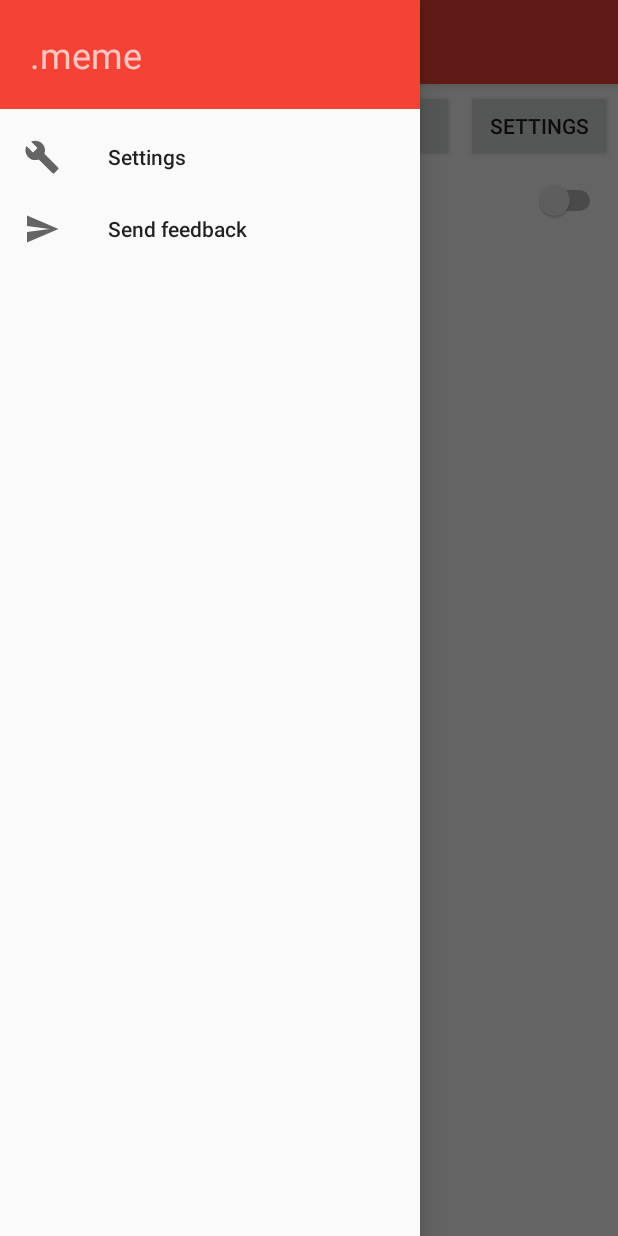
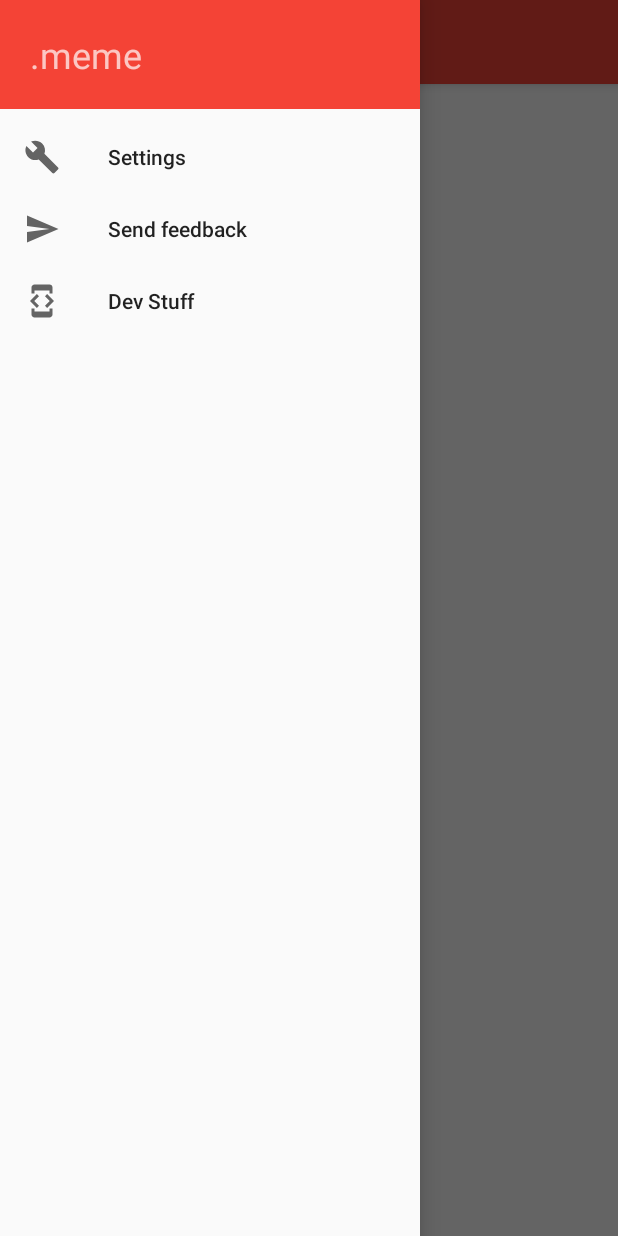
Before and after one commit to TheLastGimbus/.meme, an Android app: the screen it shows after launch (MainActivity), with the side drawer open, on a phone screen of 412 x 824 dp. Run offline under Robolectric (Android 15) with nearby library versions, the phone set to English and light mode, and no system bars; libraries missing offline, so code that uses them is left out: com.google.firebase.perf, io.doorbell.android, io.realm, org.jetbrains.anko; Roboto replaces fonts that are not available here; 3 statements that could not run were skipped.

Commit message:
Moved everything from MainActivity to DevStuffActivity.

```diff
--- a/app/src/main/java/com/soszynski/mateusz/dotmeme/MainActivity.kt
+++ b/app/src/main/java/com/soszynski/mateusz/dotmeme/MainActivity.kt
@@ -10,10 +10,6 @@ import android.support.v4.view.GravityCompat
 import android.support.v7.app.ActionBarDrawerToggle
 import android.support.v7.app.AppCompatActivity
 import android.view.MenuItem
-import com.ablanco.imageprovider.ImageProvider
-import com.ablanco.imageprovider.ImageSource
-import com.google.firebase.ml.vision.FirebaseVision
-import com.google.firebase.ml.vision.common.FirebaseVisionImage
 import io.doorbell.android.Doorbell
 import io.realm.Realm
 import kotlinx.android.synthetic.main.activity_main.*
@@ -67,53 +63,7 @@ class MainActivity : AppCompatActivity(), NavigationView.OnNavigationItemSelecte
 
         permission()
 
-        switch_scanning_paused.isChecked = prefs.getBoolean(Prefs.PREF_SCANNING_PAUSED, false)
-        switch_scanning_paused.setOnCheckedChangeListener { _, isChecked ->
-            prefs.edit()
-                .putBoolean(Prefs.PREF_SCANNING_PAUSED, isChecked)
-                .apply()
-        }
-        prefChangeListener = SharedPreferences.OnSharedPreferenceChangeListener { _, key ->
-            if (key == Prefs.PREF_SCANNING_PAUSED) {
-                switch_scanning_paused.isChecked = prefs.getBoolean(Prefs.PREF_SCANNING_PAUSED, false)
-            }
-        }
-        prefs.registerOnSharedPreferenceChangeListener(prefChangeListener)
 
-        button_scan.setOnClickListener {
-            textView_text.text = "Wait..."
-
-            ImageProvider(this).getImage(ImageSource.GALLERY) { bitmap ->
-                if (bitmap != null) {
-                    imageView_meme.setImageBitmap(bitmap)
-
-                    val fireImage = FirebaseVisionImage.fromBitmap(bitmap)
-                    val ocr = FirebaseVision.getInstance().onDeviceTextRecognizer
-
-                    ocr.processImage(fireImage)
-                        .addOnSuccessListener { fireText ->
-                            textView_text.text = fireText.text
-                        }
-                        .addOnFailureListener { e ->
-                            textView_text.text = "ERROR"
-                            e.printStackTrace()
-                        }
-                }
-
-            }
-        }
-
-        button_settings.setOnClickListener {
-            startActivity(Intent(this, SettingsActivity::class.java))
-        }
-
-        button_search.setOnClickListener {
-            startActivity(Intent(this, SearchActivity::class.java))
-        }
-
-        button_sync.setOnClickListener {
-            MemeManagerIntentService.startActionSyncAll(this)
-        }
 
     }
 
@@ -138,6 +88,10 @@ class MainActivity : AppCompatActivity(), NavigationView.OnNavigationItemSelecte
                     "Fpg9YDZGtEgYzsbCHLRgErNms46Em6XiJpl0NtscLzH246DrKRLKwurjSEdbaDLP"
                 ).show()  // please don't use my private key ;)
             }
+            R.id.nav_dev_stuff -> {
+                val intent = Intent(this, DevStuffActivity::class.java)
+                startActivity(intent)
+            }
         }
 
         drawer_layout.closeDrawer(GravityCompat.START)
--- /dev/null
+++ b/app/src/main/res/drawable/ic_developer_mode_black_24dp.xml
@@ -0,0 +1,9 @@
+<vector xmlns:android="http://schemas.android.com/apk/res/android"
+    android:width="24dp"
+    android:height="24dp"
+    android:viewportWidth="24.0"
+    android:viewportHeight="24.0">
+    <path
+        android:fillColor="#FF000000"
+        android:pathData="M7,5h10v2h2L19,3c0,-1.1 -0.9,-1.99 -2,-1.99L7,1c-1.1,0 -2,0.9 -2,2v4h2L7,5zM15.41,16.59L20,12l-4.59,-4.59L14,8.83 17.17,12 14,15.17l1.41,1.42zM10,15.17L6.83,12 10,8.83 8.59,7.41 4,12l4.59,4.59L10,15.17zM17,19L7,19v-2L5,17v4c0,1.1 0.9,2 2,2h10c1.1,0 2,-0.9 2,-2v-4h-2v2z" />
+</vector>
--- a/app/src/main/res/layout/activity_main.xml
+++ b/app/src/main/res/layout/activity_main.xml
@@ -38,74 +38,7 @@
             app:layout_behavior="@string/appbar_scrolling_view_behavior"
             tools:context=".MainActivity">
 
-            <LinearLayout
-                android:layout_width="0dp"
-                android:layout_height="0dp"
-                android:orientation="vertical"
-                app:layout_constraintBottom_toBottomOf="parent"
-                app:layout_constraintEnd_toEndOf="parent"
-                app:layout_constraintStart_toStartOf="parent"
-                app:layout_constraintTop_toTopOf="parent">
 
-                <LinearLayout
-                    android:layout_width="match_parent"
-                    android:layout_height="wrap_content"
-                    android:orientation="horizontal">
-
-                    <Button
-                        android:id="@+id/button_scan"
-                        android:layout_width="wrap_content"
-                        android:layout_height="wrap_content"
-                        android:layout_margin="4dp"
-                        android:layout_weight="1"
-                        android:text="Scan" />
-
-                    <Button
-                        android:id="@+id/button_search"
-                        android:layout_width="wrap_content"
-                        android:layout_height="wrap_content"
-                        android:layout_margin="4dp"
-                        android:layout_weight="1"
-                        android:text="Search" />
-
-                    <Button
-                        android:id="@+id/button_sync"
-                        android:layout_width="wrap_content"
-                        android:layout_height="wrap_content"
-                        android:layout_margin="4dp"
-                        android:layout_weight="1"
-                        android:text="Sync" />
-
-                    <Button
-                        android:id="@+id/button_settings"
-                        android:layout_width="wrap_content"
-                        android:layout_height="wrap_content"
-                        android:layout_margin="4dp"
-                        android:layout_weight="1"
-                        android:text="Settings" />
-                </LinearLayout>
-
-                <Switch
-                    android:id="@+id/switch_scanning_paused"
-                    android:layout_width="match_parent"
-                    android:layout_height="wrap_content"
-                    android:layout_margin="8dp"
-                    android:text="Scanning paused" />
-
-                <TextView
-                    android:id="@+id/textView_text"
-                    android:layout_width="match_parent"
-                    android:layout_height="wrap_content"
-                    android:layout_margin="8dp"
-                    android:text="Text"
-                    android:textIsSelectable="true" />
-
-                <ImageView
-                    android:id="@+id/imageView_meme"
-                    android:layout_width="match_parent"
-                    android:layout_height="wrap_content" />
-
-            </LinearLayout>
         </android.support.constraint.ConstraintLayout>
         <!-- Main Activity screen -->
 
--- a/app/src/main/res/menu/activity_main_drawer.xml
+++ b/app/src/main/res/menu/activity_main_drawer.xml
@@ -13,4 +13,9 @@
         android:icon="@drawable/ic_menu_send"
         android:title="@string/navigation_drawer_item_send_feedback" />
 
+    <item
+        android:id="@+id/nav_dev_stuff"
+        android:icon="@drawable/ic_developer_mode_black_24dp"
+        android:title="Dev Stuff" />
+
 </menu>
```
Also changed, not shown: app/src/main/AndroidManifest.xml (+8 -6 lines), app/src/main/java/com/soszynski/mateusz/dotmeme/DevStuffActivity.kt (added, +85 -0 lines), app/src/main/res/layout/activity_dev_stuff.xml (added, +111 -0 lines).
